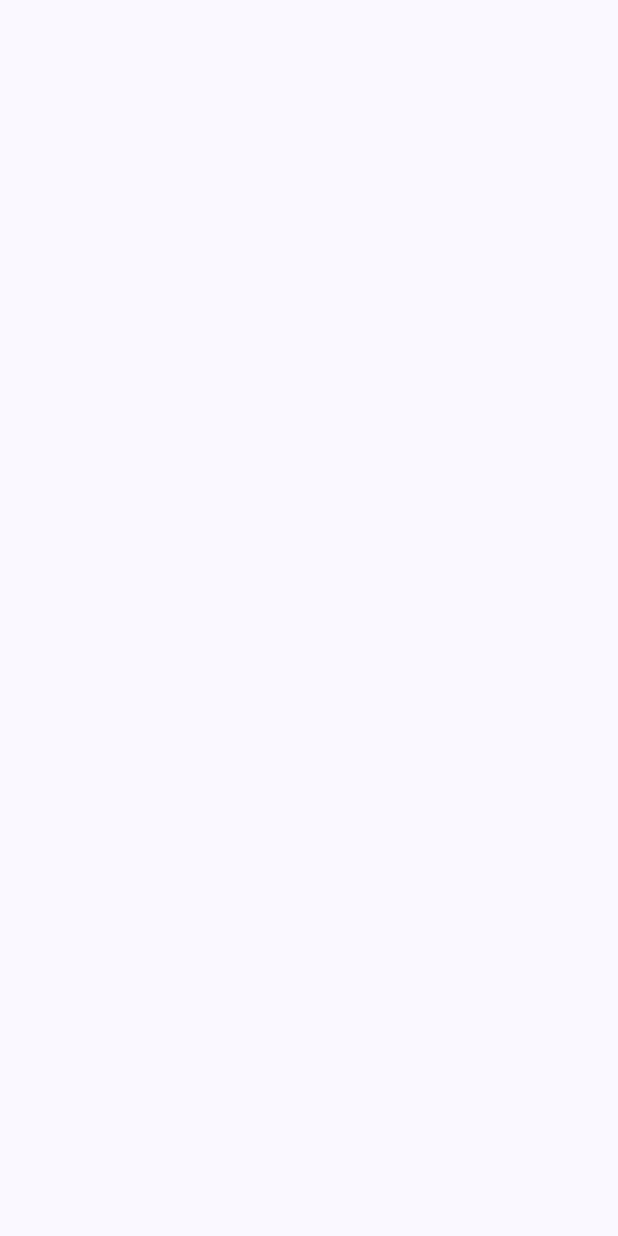
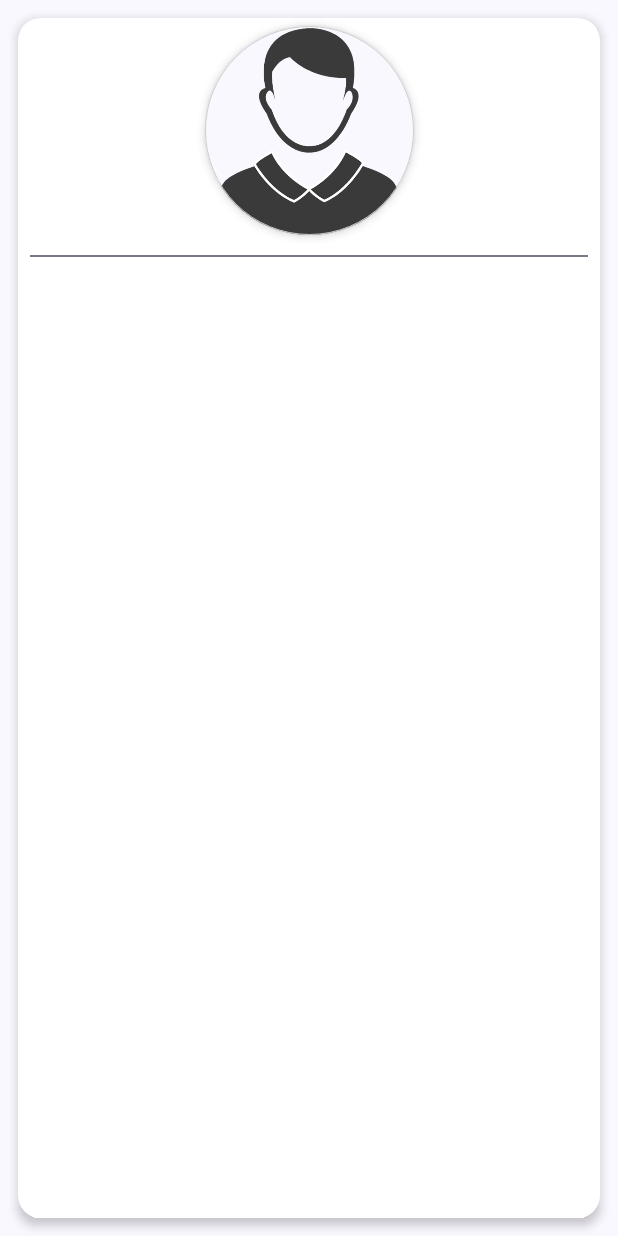
Before and after one commit to matheus621/JetBizCard, an Android app built with Jetpack Compose: the screen it shows after launch (MainActivity), on a phone screen of 412 x 824 dp. Before the commit the screen is empty. Run offline under Robolectric (Android 15) with nearby library versions, the phone set to English and light mode, and no system bars.

Commit message:
Creating profile image and divider

```diff
--- a/app/src/main/java/com/example/jetbizcard/MainActivity.kt
+++ b/app/src/main/java/com/example/jetbizcard/MainActivity.kt
@@ -3,15 +3,33 @@ package com.example.jetbizcard
 import android.os.Bundle
 import androidx.activity.ComponentActivity
 import androidx.activity.compose.setContent
+import androidx.compose.foundation.BorderStroke
+import androidx.compose.foundation.Image
+import androidx.compose.foundation.layout.Arrangement
+import androidx.compose.foundation.layout.Column
 import androidx.compose.foundation.layout.fillMaxHeight
 import androidx.compose.foundation.layout.fillMaxSize
 import androidx.compose.foundation.layout.fillMaxWidth
+import androidx.compose.foundation.layout.height
+import androidx.compose.foundation.layout.padding
+import androidx.compose.foundation.layout.size
+import androidx.compose.foundation.layout.width
+import androidx.compose.foundation.shape.CircleShape
+import androidx.compose.foundation.shape.CornerSize
+import androidx.compose.foundation.shape.RoundedCornerShape
+import androidx.compose.material3.Card
+import androidx.compose.material3.CardDefaults
+import androidx.compose.material3.Divider
 import androidx.compose.material3.MaterialTheme
 import androidx.compose.material3.Surface
-import androidx.compose.material3.Text
 import androidx.compose.runtime.Composable
+import androidx.compose.ui.Alignment
 import androidx.compose.ui.Modifier
+import androidx.compose.ui.graphics.Color
+import androidx.compose.ui.layout.ContentScale
+import androidx.compose.ui.res.painterResource
 import androidx.compose.ui.tooling.preview.Preview
+import androidx.compose.ui.unit.dp
 import com.example.jetbizcard.ui.theme.JetBizCardTheme
 
 class MainActivity : ComponentActivity() {
@@ -33,10 +51,52 @@ class MainActivity : ComponentActivity() {
 
 @Composable
 fun CreateBizCard() {
-    Surface(modifier = Modifier
-        .fillMaxWidth()
-        .fillMaxHeight()) {
+    Surface(
+        modifier = Modifier
+            .fillMaxWidth()
+            .fillMaxHeight()
+    ) {
+        Card(
+            modifier = Modifier
+                .width(200.dp)
+                .height(390.dp)
+                .padding(12.dp),
+            shape = RoundedCornerShape(corner = CornerSize(15.dp)),
+            colors = CardDefaults.cardColors(Color.White),
+            elevation = CardDefaults.cardElevation(4.dp)
+        ) {
 
+            Column(
+                modifier = Modifier
+                    .height(300.dp)
+                    .fillMaxSize(),
+                horizontalAlignment = Alignment.CenterHorizontally,
+                verticalArrangement = Arrangement.Top
+            ) {
+                CreateImageProfile()
+                Divider(modifier = Modifier.padding(8.dp))
+            }
+
+        }
+    }
+}
+
+@Composable
+private fun CreateImageProfile(modifier: Modifier = Modifier) {
+    Surface(
+        modifier = modifier
+            .size(150.dp)
+            .padding(5.dp),
+        shape = CircleShape,
+        border = BorderStroke(0.5.dp, Color.LightGray),
+        shadowElevation = 4.dp
+    ) {
+        Image(
+            painter = painterResource(id = R.drawable.profile_image),
+            contentDescription = "profile image",
+            modifier = modifier.size(135.dp),
+            contentScale = ContentScale.Crop
+        )
     }
 }
 
```
Also changed, not shown: app/src/main/res/drawable/profile_image.png (added).
